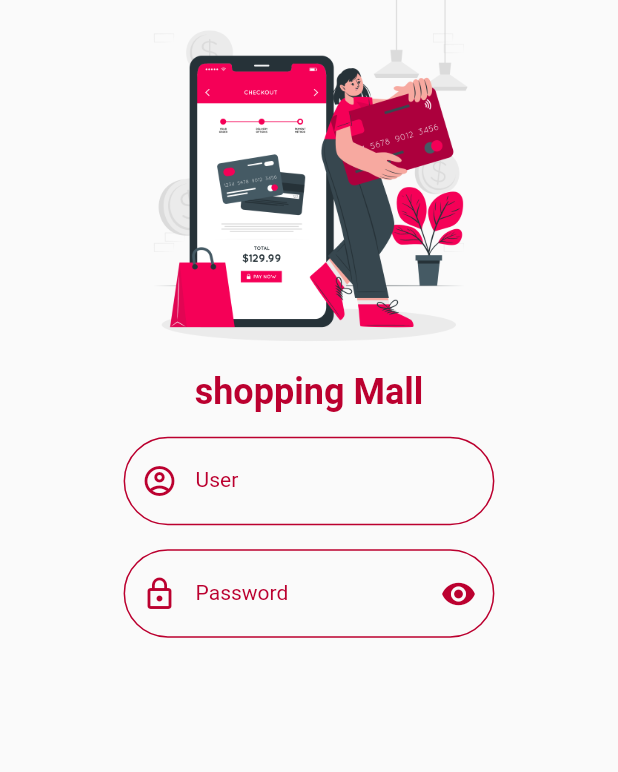
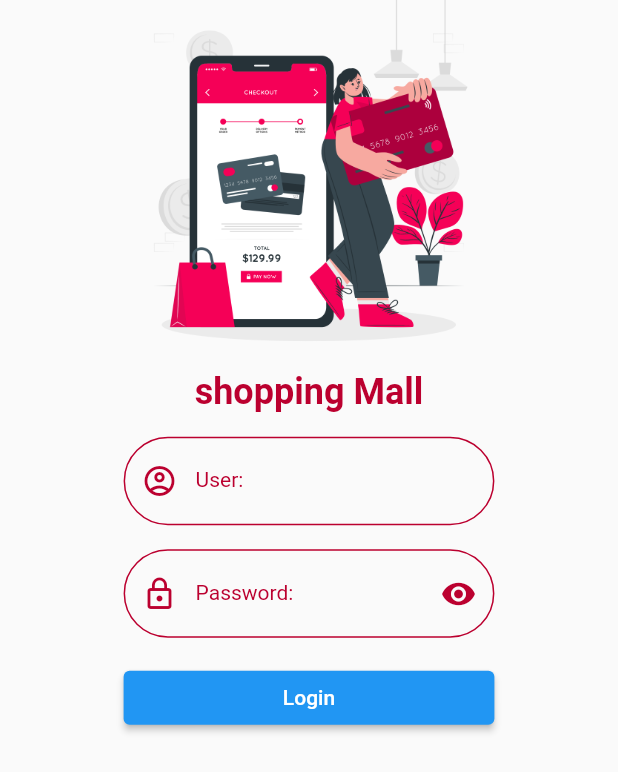
Before and after one commit to surut555/ShoppingMall, a Flutter app: the screen it shows after launch, on a phone screen of 412 x 824 dp. Shown: the top 772 px of the screen. Run offline on Flutter 3.47's test engine with Material 2 defaults, Android fonts, the phone set to English and light mode, and no system bars.

Commit message:
updata one

```diff
--- a/lib/states/authen.dart
+++ b/lib/states/authen.dart
@@ -17,13 +17,30 @@
     double size = MediaQuery.of(context).size.width;
     return Scaffold(
       body: SafeArea(
+        child: GestureDetector(
+          onTap: () => FocusScope.of(context).requestFocus(FocusNode()),
+          behavior: HitTestBehavior.opaque,
           child: ListView(
             children: [
               buildImage(size),
               buildAppName(),
               buildUser(size),
               buildPassword(size),
+              Row(
+                mainAxisAlignment: MainAxisAlignment.center,
+                children: [
+                  Container(
+                    margin: EdgeInsets.symmetric(vertical: 16),
+                    width: size * 0.6,
+                    child: ElevatedButton(
+                      onPressed: () {},
+                      child: Text('Login'),
+                    ),
+                  ),
                 ],
+              ),
+            ],
+          ),
         ),
       ),
     );
@@ -39,7 +56,7 @@
           child: TextField(
             decoration: InputDecoration(
               labelStyle: MyConstant().h3Style(),
-              labelText: 'User',
+              labelText: 'User:',
               prefixIcon: Icon(
                 Icons.account_circle_outlined,
                 color: MyConstant.dark,
@@ -86,7 +103,7 @@
                       ),
               ),
               labelStyle: MyConstant().h3Style(),
-              labelText: 'Password',
+              labelText: 'Password:',
               prefixIcon: Icon(
                 Icons.lock_outline,
                 color: MyConstant.dark,
```
Lines whose indentation alone changed are shown as unchanged.
